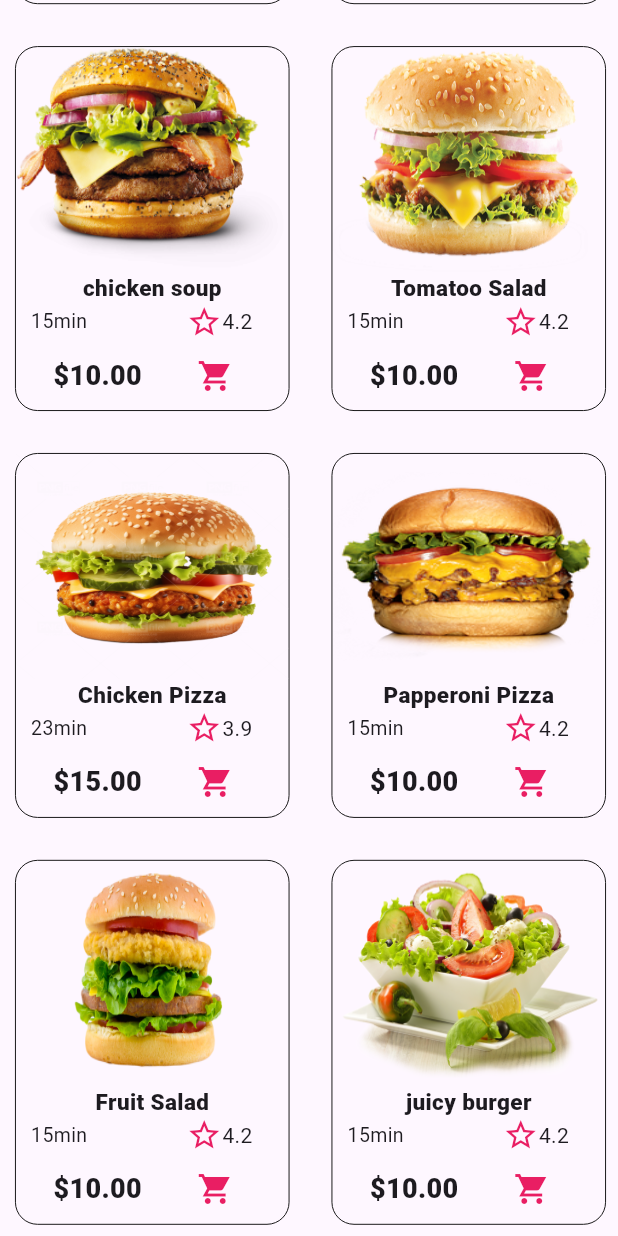
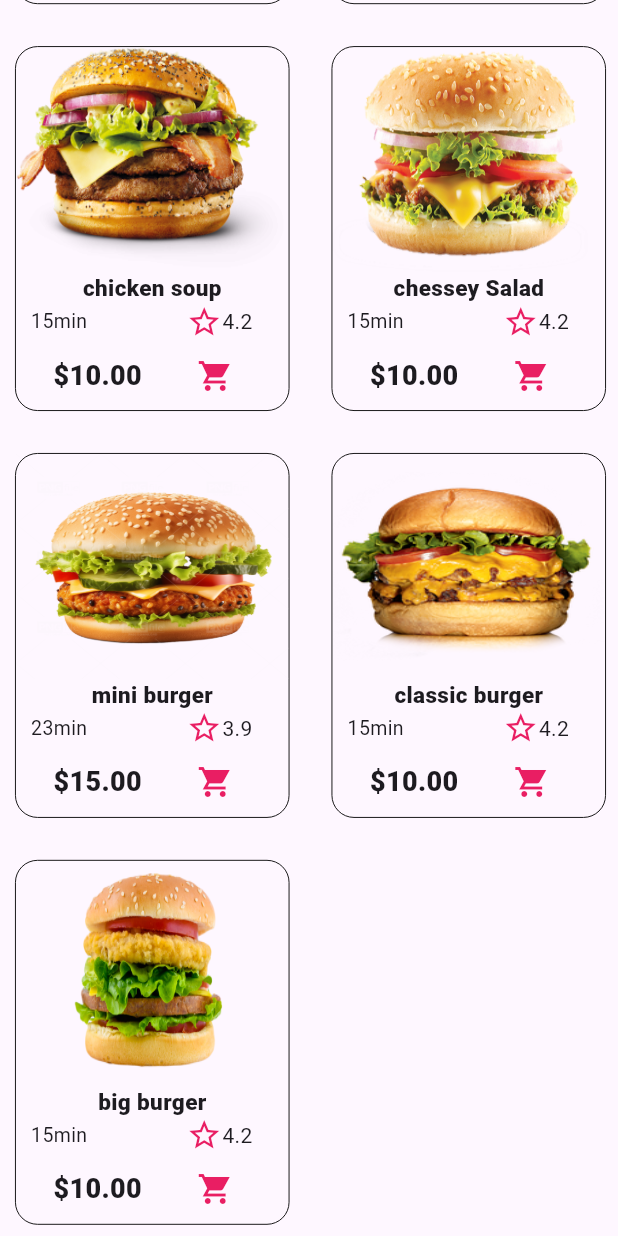
Before and after one commit to sohasara/food-delivery-App, a Flutter app: the HomeScreen screen opened directly, scrolled down 1048 dp, on a phone screen of 412 x 824 dp. Run offline on Flutter 3.47's test engine with Material 3 defaults, Android fonts, the phone set to English and light mode, and no system bars; our stand-ins replace flutter_riverpod.

Commit message:
remove items expects burger and pizzas

```diff
--- a/lib/data/main_page_info.dart
+++ b/lib/data/main_page_info.dart
@@ -2,7 +2,7 @@ final info = [
   {
     'index': '1',
     'url': 'assets/pizza4.png',
-    'item_name': 'Olive Pizza',
+    'item_name': 'pepperoni Pizza',
     'time': '15min',
     'rating': '4.2',
     'price': '\$10.00',
@@ -10,7 +10,7 @@ final info = [
   {
     'index': '2',
     'url': 'assets/pizza_1.png',
-    'item_name': ' Beef Pizza',
+    'item_name': ' beef Pizza',
     'time': '15min',
     'rating': '4.2',
     'price': '\$10.00',
@@ -18,7 +18,7 @@ final info = [
   {
     'index': '3',
     'url': 'assets/pizza_2.png',
-    'item_name': 'Vegan Pizza',
+    'item_name': 'chessey Pizza',
     'time': '15min',
     'rating': '4.2',
     'price': '\$10.00',
@@ -26,7 +26,7 @@ final info = [
   {
     'index': '4',
     'url': 'assets/pizza_3.png',
-    'item_name': ' Beef Pizza',
+    'item_name': ' chicken Pizza',
     'time': '15min',
     'rating': '4.2',
     'price': '\$10.00',
@@ -34,7 +34,7 @@ final info = [
   {
     'index': '5',
     'url': 'assets/pizza_4.png',
-    'item_name': 'Basic Pizza',
+    'item_name': 'italian Pizza',
     'time': '10min',
     'rating': '4.3',
     'price': '\$11.00',
@@ -42,7 +42,7 @@ final info = [
   {
     'index': '6',
     'url': 'assets/burger_1.png',
-    'item_name': 'mutton burger',
+    'item_name': 'beef burger',
     'time': '15min',
     'rating': '4.2',
     'price': '\$10.00',
@@ -58,7 +58,7 @@ final info = [
   {
     'index': '8',
     'url': 'assets/Burger_3.png',
-    'item_name': 'Tomatoo Salad',
+    'item_name': 'chessey Salad',
     'time': '15min',
     'rating': '4.2',
     'price': '\$10.00',
@@ -66,7 +66,7 @@ final info = [
   {
     'index': '9',
     'url': 'assets/burger_4.png',
-    'item_name': 'Chicken Pizza',
+    'item_name': 'mini burger',
     'time': '23min',
     'rating': '3.9',
     'price': '\$15.00',
@@ -74,7 +74,7 @@ final info = [
   {
     'index': '10',
     'url': 'assets/burger_5.png',
-    'item_name': 'Papperoni Pizza',
+    'item_name': 'classic burger',
     'time': '15min',
     'rating': '4.2',
     'price': '\$10.00',
@@ -82,137 +82,137 @@ final info = [
   {
     'index': '11',
     'url': 'assets/burger_6.png',
-    'item_name': 'Fruit Salad',
+    'item_name': 'big burger',
     'time': '15min',
     'rating': '4.2',
     'price': '\$10.00',
   },
-  {
-    'index': '12',
-    'url': 'assets/salad_1.png',
-    'item_name': 'juicy burger',
-    'time': '15min',
-    'rating': '4.2',
-    'price': '\$10.00',
-  },
-  {
-    'index': '13',
-    'url': 'assets/salad_2.png',
-    'item_name': 'Mix Salad',
-    'time': '15min',
-    'rating': '4.2',
-    'price': '\$10.00',
-  },
-  {
-    'index': '14',
-    'url': 'assets/salad_3.png',
-    'item_name': 'Chicken Sandwich',
-    'time': '15min',
-    'rating': '4.2',
-    'price': '\$10.00',
-  },
-  {
-    'index': '16',
-    'url': 'assets/salad_5.png',
-    'item_name': 'Basic Salad',
-    'time': '15min',
-    'rating': '4.2',
-    'price': '\$10.00',
-  },
-  {
-    'index': '17',
-    'url': 'assets/s.sandwich_1.png',
-    'item_name': 'Club Sandwich',
-    'time': '15min',
-    'rating': '4.2',
-    'price': '\$10.00',
-  },
-  {
-    'index': '18',
-    'url': 'assets/s.sandwich_2.png',
-    'item_name': 'Cheese Sandwich ',
-    'time': '15min',
-    'rating': '4.2',
-    'price': '\$10.00',
-  },
-  {
-    'index': '19',
-    'url': 'assets/s.sandwich_3.png',
-    'item_name': 'Beef Sandwich',
-    'time': '15min',
-    'rating': '4.2',
-    'price': '\$10.00',
-  },
-  {
-    'index': '20',
-    'url': 'assets/s.sandwich_4.png',
-    'item_name': 'Vegetable Sandwich',
-    'time': '15min',
-    'rating': '4.2',
-    'price': '\$10.00',
-  },
-  {
-    'index': '21',
-    'url': 'assets/soup_1.png',
-    'item_name': 'cream soup',
-    'time': '15min',
-    'rating': '4.2',
-    'price': '\$10.00',
-  },
-  {
-    'index': '22',
-    'url': 'assets/soup_2.png',
-    'item_name': 'Basic Sandwich ',
-    'time': '15min',
-    'rating': '4.2',
-    'price': '\$10.00',
-  },
-  {
-    'index': '24',
-    'url': 'assets/soup_4.png',
-    'item_name': 'green soup',
-    'time': '15min',
-    'rating': '4.2',
-    'price': '\$10.00',
-  },
-  {
-    'index': '25',
-    'url': 'assets/soup_5.png',
-    'item_name': 'thai soup',
-    'time': '15min',
-    'rating': '4.2',
-    'price': '\$10.00',
-  },
-  {
-    'index': '26',
-    'url': 'assets/soup_6.png',
-    'item_name': 'basic burger',
-    'time': '15min',
-    'rating': '4.2',
-    'price': '\$10.00',
-  },
-  {
-    'index': '27',
-    'url': 'assets/hot_dog_1.png',
-    'item_name': 'cheese hotdog',
-    'time': '15min',
-    'rating': '4.2',
-    'price': '\$10.00',
-  },
-  {
-    'index': '28',
-    'url': 'assets/hot_dog_2.png',
-    'item_name': 'naga hotdog',
-    'time': '15min',
-    'rating': '4.2',
-    'price': '\$10.00',
-  },
-  {
-    'index': '29',
-    'url': 'assets/hot_dog_3.png',
-    'item_name': ' basic hotdog',
-    'time': '15min',
-    'rating': '4.2',
-    'price': '\$10.00',
-  },
+  // {
+  //   'index': '12',
+  //   'url': 'assets/pizza11.png',
+  //   'item_name': 'juicy burger',
+  //   'time': '15min',
+  //   'rating': '4.2',
+  //   'price': '\$10.00',
+  // },
+  // {
+  //   'index': '13',
+  //   'url': 'assets/salad_2.png',
+  //   'item_name': 'Mix Salad',
+  //   'time': '15min',
+  //   'rating': '4.2',
+  //   'price': '\$10.00',
+  // },
+  // {
+  //   'index': '14',
+  //   'url': 'assets/salad_3.png',
+  //   'item_name': 'Chicken Sandwich',
+  //   'time': '15min',
+  //   'rating': '4.2',
+  //   'price': '\$10.00',
+  // },
+  // {
+  //   'index': '16',
+  //   'url': 'assets/salad_5.png',
+  //   'item_name': 'Basic Salad',
+  //   'time': '15min',
+  //   'rating': '4.2',
+  //   'price': '\$10.00',
+  // },
+  // {
+  //   'index': '17',
+  //   'url': 'assets/s.sandwich_1.png',
+  //   'item_name': 'Club Sandwich',
+  //   'time': '15min',
+  //   'rating': '4.2',
+  //   'price': '\$10.00',
+  // },
+  // {
+  //   'index': '18',
+  //   'url': 'assets/s.sandwich_2.png',
+  //   'item_name': 'Cheese Sandwich ',
+  //   'time': '15min',
+  //   'rating': '4.2',
+  //   'price': '\$10.00',
+  // },
+  // {
+  //   'index': '19',
+  //   'url': 'assets/s.sandwich_3.png',
+  //   'item_name': 'Beef Sandwich',
+  //   'time': '15min',
+  //   'rating': '4.2',
+  //   'price': '\$10.00',
+  // },
+  // {
+  //   'index': '20',
+  //   'url': 'assets/s.sandwich_4.png',
+  //   'item_name': 'Vegetable Sandwich',
+  //   'time': '15min',
+  //   'rating': '4.2',
+  //   'price': '\$10.00',
+  // },
+  // {
+  //   'index': '21',
+  //   'url': 'assets/soup_1.png',
+  //   'item_name': 'cream soup',
+  //   'time': '15min',
+  //   'rating': '4.2',
+  //   'price': '\$10.00',
+  // },
+  // {
+  //   'index': '22',
+  //   'url': 'assets/soup_2.png',
+  //   'item_name': 'Basic Sandwich ',
+  //   'time': '15min',
+  //   'rating': '4.2',
+  //   'price': '\$10.00',
+  // },
+  // {
+  //   'index': '24',
+  //   'url': 'assets/soup_4.png',
+  //   'item_name': 'green soup',
+  //   'time': '15min',
+  //   'rating': '4.2',
+  //   'price': '\$10.00',
+  // },
+  // {
+  //   'index': '25',
+  //   'url': 'assets/soup_5.png',
+  //   'item_name': 'thai soup',
+  //   'time': '15min',
+  //   'rating': '4.2',
+  //   'price': '\$10.00',
+  // },
+  // {
+  //   'index': '26',
+  //   'url': 'assets/soup_6.png',
+  //   'item_name': 'basic burger',
+  //   'time': '15min',
+  //   'rating': '4.2',
+  //   'price': '\$10.00',
+  // },
+  // {
+  //   'index': '27',
+  //   'url': 'assets/hot_dog_1.png',
+  //   'item_name': 'cheese hotdog',
+  //   'time': '15min',
+  //   'rating': '4.2',
+  //   'price': '\$10.00',
+  // },
+  // {
+  //   'index': '28',
+  //   'url': 'assets/hot_dog_2.png',
+  //   'item_name': 'naga hotdog',
+  //   'time': '15min',
+  //   'rating': '4.2',
+  //   'price': '\$10.00',
+  // },
+  // {
+  //   'index': '29',
+  //   'url': 'assets/hot_dog_3.png',
+  //   'item_name': ' basic hotdog',
+  //   'time': '15min',
+  //   'rating': '4.2',
+  //   'price': '\$10.00',
+  // },
 ];
--- a/lib/screens/cart_page.dart
+++ b/lib/screens/cart_page.dart
@@ -13,8 +13,11 @@ class CartPage extends ConsumerWidget {
       appBar: AppBar(
         centerTitle: true,
         title: const Text(
-          ' Your Cart',
-          style: TextStyle(fontWeight: FontWeight.bold, color: Colors.pink),
+          ' YOUR  ITEM  CART',
+          style: TextStyle(
+            fontWeight: FontWeight.w900,
+            color: Colors.pink,
+          ),
         ),
       ),
       body: ListView.builder(
```
